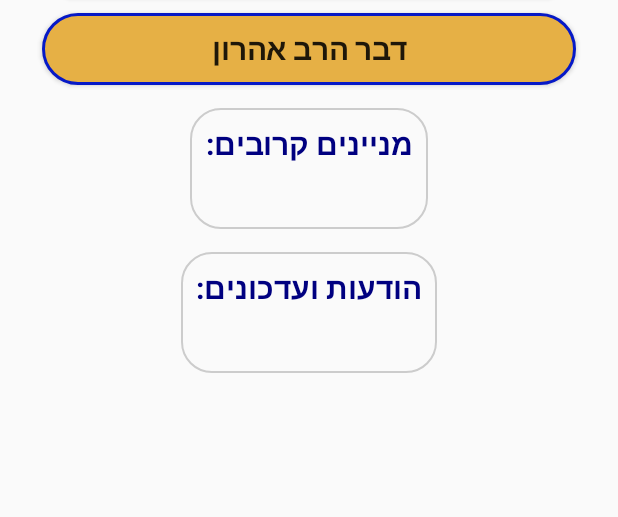
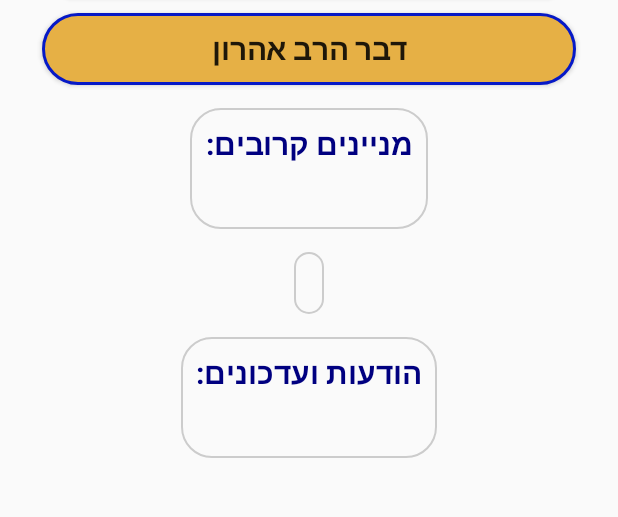
Before and after one commit to livnoni/Yakir, an Android app: the layout activity_main.xml on its own in the app's theme, with its tools: preview values and no code run, on a phone screen of 412 x 824 dp, the part 174-691 px from its top. Run offline under Robolectric (Android 15) with nearby library versions, the phone set to English and light mode, and no system bars.

```diff
--- a/app/src/main/res/layout/activity_main.xml
+++ b/app/src/main/res/layout/activity_main.xml
@@ -107,6 +107,31 @@
             android:orientation="vertical">
 
             <TextView
+                android:id="@+id/shabatTimesTV"
+                android:layout_width="match_parent"
+                android:layout_height="wrap_content"
+                android:gravity="center_horizontal"
+                android:text=""
+                android:textColor="@color/navy"
+                android:textSize="15sp"
+                android:textStyle="bold" />
+
+
+
+        </LinearLayout>
+
+
+
+        <LinearLayout
+            android:layout_width="wrap_content"
+            android:layout_height="wrap_content"
+            android:layout_gravity="center"
+            android:layout_marginTop="15dp"
+            android:layout_weight="0"
+            android:background="@drawable/customborder"
+            android:orientation="vertical">
+
+            <TextView
                 android:id="@+id/updateTV"
                 android:layout_width="match_parent"
                 android:layout_height="wrap_content"
--- a/app/src/main/res/values/strings.xml
+++ b/app/src/main/res/values/strings.xml
@@ -1,4 +1,4 @@
 <resources>
     <string name="app_name">זמני תפילות</string>
-    <string name="copyright">Version 1.1 Powered by Yehuda Livnoni ©</string>
+    <string name="copyright">Version 1.4 Powered by Yehuda Livnoni ©</string>
 </resources>
```
Also changed, not shown: app/src/main/java/org/livnoni/yehud/yakir/MainActivity.java (+59 -8 lines), app/src/main/java/org/livnoni/yehud/yakir/StaticClass.java (+28 -1 lines), app/src/main/java/org/livnoni/yehud/yakir/TfilaActivity.java (+8 -1 lines).
